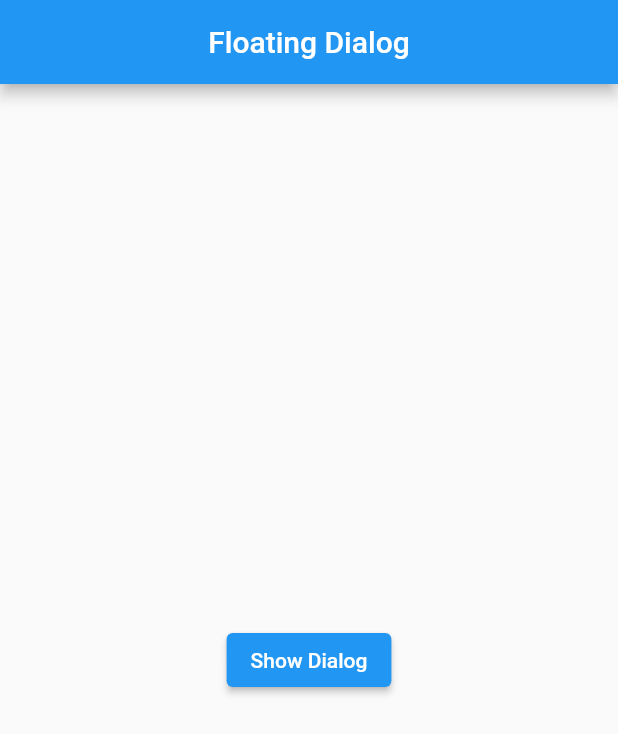
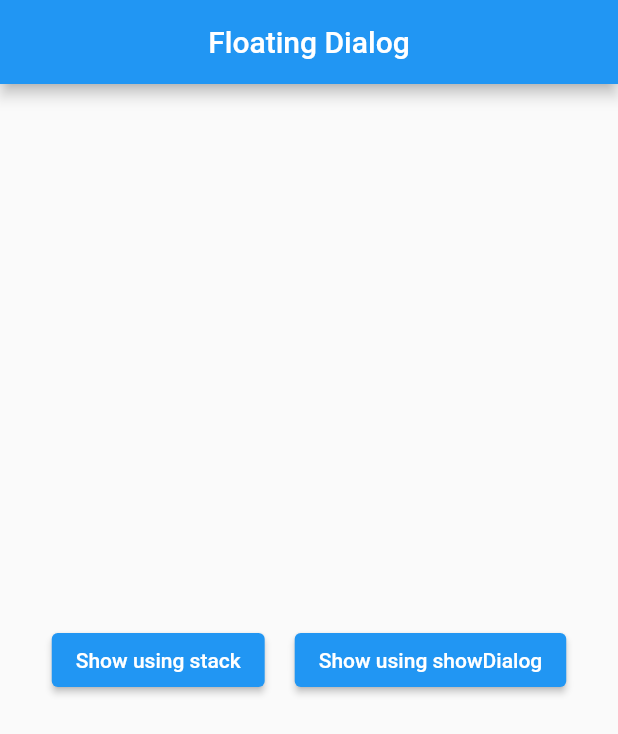
Before and after one commit to doonfrs/flutter_floating_dialog, a Flutter app: the screen it shows after launch, on a phone screen of 412 x 824 dp. Shown: the top 734 px of the screen. Run offline on Flutter 3.47's test engine with Material 2 defaults, Android fonts, the phone set to English and light mode, and no system bars.

Commit message:
update example.gif and increase version

```diff
--- a/example/lib/main.dart
+++ b/example/lib/main.dart
@@ -40,13 +40,38 @@ class _MyHomePageState extends State<MyHomePage> {
         body: Stack(
           children: [
             Center(
-              child: ElevatedButton(
-                onPressed: () {
-                  setState(() {
-                    _showDialog = true;
-                  });
-                },
-                child: const Text('Show Dialog'),
+              child: Row(
+                mainAxisAlignment: MainAxisAlignment.center,
+                children: [
+                  ElevatedButton(
+                    onPressed: () {
+                      setState(() {
+                        _showDialog = true;
+                      });
+                    },
+                    child: const Text('Show using stack'),
+                  ),
+                  const SizedBox(width: 20),
+                  ElevatedButton(
+                    onPressed: () {
+                      showDialog(
+                          context: context,
+                          builder: (context) {
+                            return FloatingDialog(
+                                onClose: () {
+                                  Navigator.of(context).pop();
+                                },
+                                child: const SizedBox(
+                                    height: 200,
+                                    width: 300,
+                                    child: Align(
+                                        alignment: Alignment.topCenter,
+                                        child: Text('Dialog Title'))));
+                          });
+                    },
+                    child: const Text('Show using showDialog'),
+                  ),
+                ],
               ),
             ),
             if (_showDialog)
--- a/pubspec.yaml
+++ b/pubspec.yaml
@@ -1,6 +1,6 @@
 name: floating_dialog
 description: A Flutter package for creating floating dragable dialogs.
-version: 1.0.0+1
+version: 1.0.1+1
 homepage: https://github.com/doonfrs/flutter_floating_dialog
 screenshots:
   - description: 'Live Example'
```
Also changed, not shown: example/assets/example.gif, example/pubspec.lock, 2 other files.
